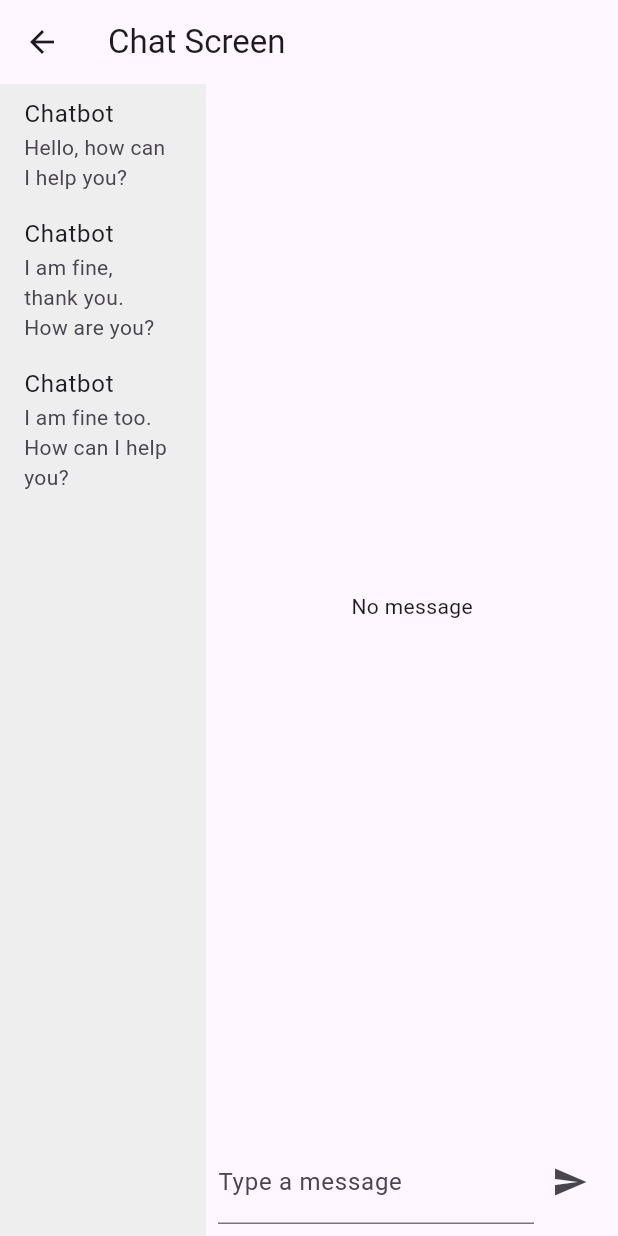
After one commit to cevheri/chatbot_example, a Flutter app: the ChatScreen screen opened by its route, on a phone screen of 412 x 824 dp. The commit adds this screen. Run offline on Flutter 3.47's test engine with Material 3 defaults, Android fonts, the light colour scheme and no system bars; our stand-ins replace faker, get.

Commit message:
first commit....

```diff
--- a/lib/constants/chat_session.dart
+++ b/lib/constants/chat_session.dart
@@ -1,10 +1,10 @@
+import 'package:get/get.dart';
+import '../models/chat_question.dart';
 
-import 'package:dnext_chatbot_3/models/chat_question.dart';
-import 'package:flutter/material.dart';
-import 'package:get/get.dart';
+class ChatSession extends GetxController {
+  final chatHistory = <ChatQuestion>[].obs;
+  final answer = "".obs;
 
-class ChatSession {
-  final message = TextEditingController().obs;
-  final chatHistory = <ChatQuestion>[].obs;
-  final answer = TextEditingController().obs;
+  var answerMessageScreen = "".obs;
+  var questionMessageScreen = "".obs;
 }
--- a/lib/main.dart
+++ b/lib/main.dart
@@ -2,6 +2,8 @@ import 'package:dnext_chatbot_3/routes.dart';
 import 'package:dnext_chatbot_3/screens/login_screen.dart';
 import 'package:flutter/material.dart';
 import 'package:get/get.dart';
+
+import 'constants/chat_session.dart';
 
 void main() {
   runApp(const ChatbotApp());
@@ -12,6 +14,8 @@ class ChatbotApp extends StatelessWidget {
 
   @override
   Widget build(BuildContext context) {
+    Get.put(ChatSession());
+
     return GetMaterialApp(
         title: 'DNext Chatbot',
         initialRoute: AppRoute.login,
--- a/lib/repositories/chat_repository.dart
+++ b/lib/repositories/chat_repository.dart
@@ -1,7 +1,6 @@
 import 'package:dnext_chatbot_3/constants/api_constant.dart';
 import 'package:dnext_chatbot_3/constants/app_session.dart';
 import 'package:dnext_chatbot_3/constants/chat_session.dart';
-import 'package:dnext_chatbot_3/models/chat_answer.dart';
 import 'package:dnext_chatbot_3/models/chat_question.dart';
 import 'package:flutter/material.dart';
 import 'package:get/get.dart';
@@ -10,7 +9,7 @@ import 'package:faker/faker.dart';
 class ChatRepository {
   final String? baseUrl = ApiConstant.API_BASE_URL;
   final String? token = AppSession.token;
-  final _chatSession = Get.put(ChatSession());
+  final ChatSession _chatSession = Get.find<ChatSession>();
 
   //load mock data
   List<ChatQuestion> loadMockData() {
@@ -76,12 +75,10 @@ class ChatRepository {
     //   if (response.statusCode != 200) {
     //     throw Exception('Failed to send message');
     //   }
-
-
   }
 
-  Future<void> sendMessage() async {
-    debugPrint("ChatRepository.sendMessage: ${_chatSession.message.value.text}");
+  Future<void> sendMessage({required String message}) async {
+    debugPrint("ChatRepository.sendMessage: $message");
     // final response = await http.post(
     //   Uri.parse('$baseUrl/send'),
     //   headers: {'Content-Type': 'application/json'},
@@ -94,9 +91,9 @@ class ChatRepository {
     //   throw Exception('Failed to send message');
     // }
 
-    _chatSession.answer.value.text = '${faker.lorem.sentences(5).join('\n')}  \nGenerated by Chatbot';
+    _chatSession.answer.value = '${faker.lorem.sentences(5).join('\n')}  \nGenerated by Chatbot';
 
-    await addHistory(_chatSession.message.value.text);
+    await addHistory(message);
   }
 
   Future<void> addHistory(String message) async {
--- a/lib/routes.dart
+++ b/lib/routes.dart
@@ -11,7 +11,7 @@ class AppRoute {
     return [
       GetPage(name: '/', page: () =>  LoginScreen(), transition: Transition.cupertino),
       GetPage(name: '/login', page: () =>  LoginScreen(), transition: Transition.cupertino),
-      GetPage(name: '/chat', page: () => const ChatScreen(), transition: Transition.cupertino),
+      GetPage(name: '/chat', page: () =>  ChatScreen(), transition: Transition.cupertino),
     ];
   }
 
--- a/lib/screens/login_screen.dart
+++ b/lib/screens/login_screen.dart
@@ -15,7 +15,7 @@ class LoginScreen extends StatefulWidget {
 class _LoginScreenState extends State<LoginScreen> {
   final TextEditingController _usernameController = TextEditingController();
   final TextEditingController _passwordController = TextEditingController();
-  bool _isLoading = false;
+
 
   final AuthRepository _authRepository = AuthRepository(
     baseUrl: 'http://localhost:8080',
--- /dev/null
+++ b/lib/widgets/chat_answer_widget.dart
@@ -0,0 +1,57 @@
+import 'package:flutter/material.dart';
+import 'package:get/get.dart';
+
+import '../constants/chat_session.dart';
+
+class ChatAnswerWidget extends StatelessWidget {
+  const ChatAnswerWidget({super.key});
+
+  @override
+  Widget build(BuildContext context) {
+    final ChatSession chatSession = Get.find<ChatSession>();
+
+    return Obx(() {
+      if (chatSession.questionMessageScreen.value.isEmpty) {
+        return const Expanded(
+          child: Center(
+            child: Text('No message'),
+          ),
+        );
+      }
+
+      return Expanded(
+        child: Column(
+          crossAxisAlignment: CrossAxisAlignment.stretch,
+          children: [
+            Padding(
+              padding: const EdgeInsets.fromLTRB(50, 0, 0, 20),
+              child: Card(
+                elevation: 10,
+                color: Colors.blueGrey.shade200,
+                child: ListTile(
+                  title: const Text('Chatbot'),
+                  subtitle: Obx(
+                    () => SelectableText('Answered at ${chatSession.questionMessageScreen.value}'),
+                  ),
+                ),
+              ),
+            ),
+            Padding(
+              padding: const EdgeInsets.fromLTRB(0, 0, 50, 0),
+              child: Card(
+                elevation: 10,
+                color: Colors.blueGrey.shade200,
+                child: ListTile(
+                  title: const Text('Chatbot'),
+                  subtitle: Obx(
+                    () => SelectableText('Answer message: ${chatSession.answer.value.toString()}'),
+                  ),
+                ),
+              ),
+            ),
+          ],
+        ),
+      );
+    });
+  }
+}
--- a/lib/widgets/chat_history_widget.dart
+++ b/lib/widgets/chat_history_widget.dart
@@ -7,14 +7,11 @@ import 'package:get/get.dart';
 class ChatHistoryWidget extends StatelessWidget {
   ChatHistoryWidget({super.key});
 
-  final _chatSession = Get.put(ChatSession());
-
+  final ChatSession _chatSession = Get.find<ChatSession>();
   @override
   Widget build(BuildContext context) {
     ChatRepository().fetchChatHistory();
-    return Expanded(
-      flex: 2,
-      child: Container(
+    return Container(
       color: Colors.grey[200],
       child: Column(
         children: [
@@ -34,7 +31,6 @@ class ChatHistoryWidget extends StatelessWidget {
           ),
         ],
       ),
-      ),
     );
   }
 }
--- /dev/null
+++ b/lib/widgets/send_button_widget.dart
@@ -0,0 +1,39 @@
+import 'package:flutter/material.dart';
+import 'package:get/get.dart';
+
+import '../constants/chat_session.dart';
+import '../repositories/chat_repository.dart';
+
+class SendButtonWidget extends StatelessWidget {
+  const SendButtonWidget({
+    super.key,
+    required this.messageController,
+  });
+
+  final TextEditingController messageController;
+
+  @override
+  Widget build(BuildContext context) {
+    return Padding(
+      padding: const EdgeInsets.all(8.0),
+      child: Row(
+        children: [
+          Expanded(
+            child: TextField(
+              decoration: const InputDecoration(labelText: 'Type a message'),
+              controller: messageController,
+            ),
+          ),
+          IconButton(
+            icon: const Icon(Icons.send),
+            onPressed: () {
+              ChatRepository().sendMessage(message: messageController.text);
+              final ChatSession chatSession = Get.find<ChatSession>();
+              chatSession.questionMessageScreen.value = messageController.text;
+            },
+          ),
+        ],
+      ),
+    );
+  }
+}
```
Also changed, not shown: lib/screens/chat_screen.dart (+13 -72 lines). Lines whose indentation alone changed are shown as unchanged.
